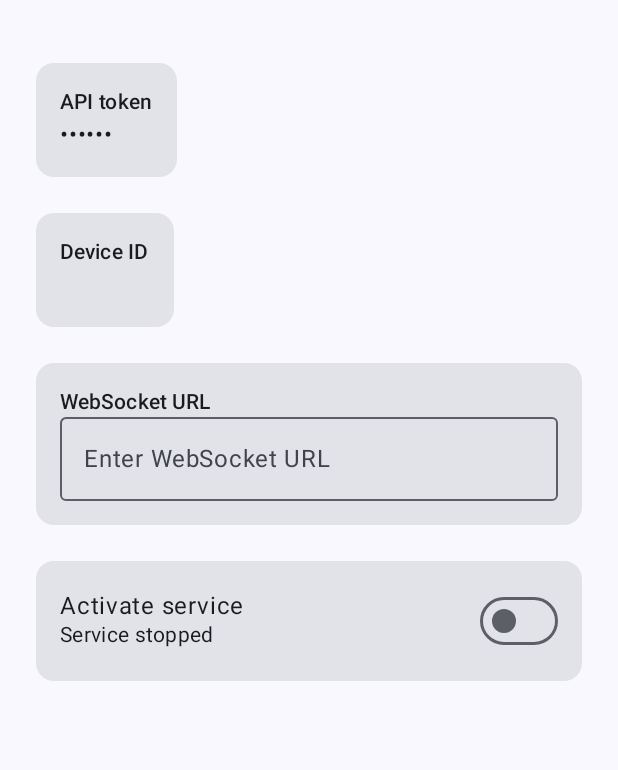
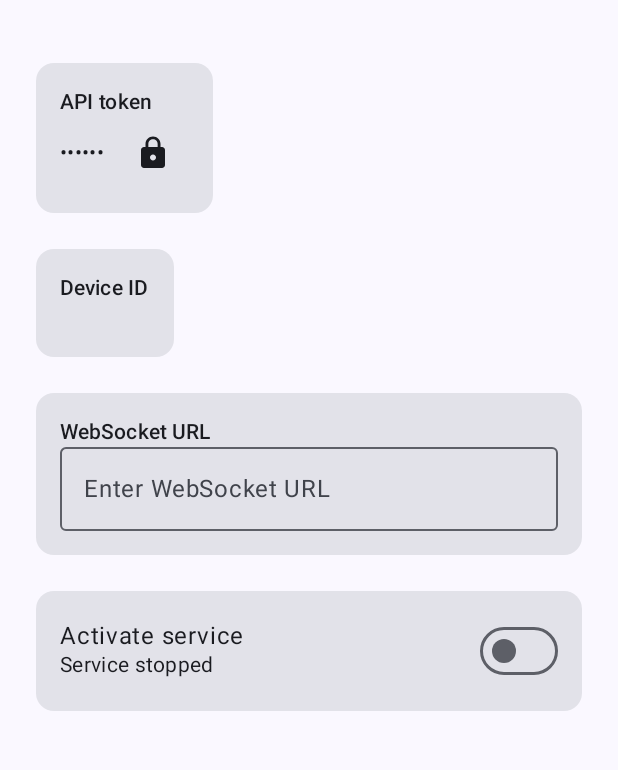
Before and after one commit to IdanKoblik/whisper, an Android app built with Jetpack Compose: the composable HomeScreen called with empty values, on a phone screen of 412 x 824 dp, the part 69-839 px from its top. Run offline under Robolectric (Android 15) with nearby library versions, the phone set to English and light mode, and no system bars.

Commit message:
CICD (#27)
Without android part

```diff
--- a/android/app/src/main/java/me/idank/whisper/HomeScreen.kt
+++ b/android/app/src/main/java/me/idank/whisper/HomeScreen.kt
@@ -2,8 +2,12 @@ package me.idank.whisper
 
 import android.content.Intent
 import androidx.compose.foundation.layout.*
+import androidx.compose.material.icons.Icons
+import androidx.compose.material.icons.filled.Close
+import androidx.compose.material.icons.filled.Lock
 import androidx.compose.material3.*
 import androidx.compose.runtime.*
+import androidx.compose.runtime.saveable.rememberSaveable
 import androidx.compose.ui.Alignment
 import androidx.compose.ui.Modifier
 import androidx.compose.ui.platform.LocalContext
@@ -23,7 +27,11 @@ fun HomeScreen(apiToken: String, deviceId: String, onLogout: () -> Unit) {
         topBar = {
             TopAppBar(
                 title = { Text("Whisper") },
-                actions = { TextButton(onClick = onLogout) { Text("Logout") } }
+                actions = {
+                    TextButton(onClick = onLogout) {
+                        Text("Logout")
+                    }
+                }
             )
         }
     ) { innerPadding ->
@@ -34,23 +42,35 @@ fun HomeScreen(apiToken: String, deviceId: String, onLogout: () -> Unit) {
                 .fillMaxSize(),
             verticalArrangement = Arrangement.spacedBy(24.dp)
         ) {
+            // API Token Card
             Card {
                 Column(modifier = Modifier.padding(16.dp)) {
                     Text("API token", style = MaterialTheme.typography.labelLarge)
                     Row(verticalAlignment = Alignment.CenterVertically) {
-                        Text(if (showKey) apiToken else "•".repeat(apiToken.length.coerceAtLeast(6)))
+                        Text(
+                            text = if (showKey) apiToken else "•".repeat(apiToken.length.coerceAtLeast(6)),
+                            style = MaterialTheme.typography.bodyMedium
+                        )
                         Spacer(Modifier.width(8.dp))
+                        IconButton(onClick = { showKey = !showKey }) {
+                            Icon(
+                                imageVector = if (showKey) Icons.Default.Close else Icons.Default.Lock,
+                                contentDescription = "Toggle token visibility"
+                            )
+                        }
                     }
                 }
             }
 
+            // Device ID Card
             Card {
                 Column(modifier = Modifier.padding(16.dp)) {
                     Text("Device ID", style = MaterialTheme.typography.labelLarge)
-                    Text(deviceId)
+                    Text(deviceId, style = MaterialTheme.typography.bodyMedium)
                 }
             }
 
+            // WebSocket URL Card
             Card {
                 Column(modifier = Modifier.padding(16.dp)) {
                     Text("WebSocket URL", style = MaterialTheme.typography.labelLarge)
@@ -64,6 +84,7 @@ fun HomeScreen(apiToken: String, deviceId: String, onLogout: () -> Unit) {
                 }
             }
 
+            // Service Toggle Card
             Card {
                 Row(
                     modifier = Modifier
@@ -83,13 +104,9 @@ fun HomeScreen(apiToken: String, deviceId: String, onLogout: () -> Unit) {
                         checked = serviceActive,
                         onCheckedChange = { active ->
                             serviceActive = active
-                            WebSocketManager.getInstance(
-                                serverUrl = wsUrl,
-                                apiToken = apiToken,
-                                deviceID = deviceId
-                            )
                             val intent = Intent(context, WebSocketService::class.java)
                             if (active) {
+                                WebSocketManager.getInstance(wsUrl, apiToken, deviceId)
                                 context.startForegroundService(intent)
                             } else {
                                 context.stopService(intent)
--- a/android/app/src/main/java/me/idank/whisper/listeners/ReconnectingWebSocketListener.kt
+++ b/android/app/src/main/java/me/idank/whisper/listeners/ReconnectingWebSocketListener.kt
@@ -27,6 +27,7 @@ class ReconnectingWebSocketListener(
 
     override fun onOpen(webSocket: WebSocket, response: Response) {
         Log.d("WebSocket", "Connected")
+        Log.d("WebSocket", manager.apiToken)
         reconnectJob?.cancel()
 
         val json = JSONObject().apply { put("device_id", manager.deviceID) }
```
Also changed, not shown: 6 other files.
